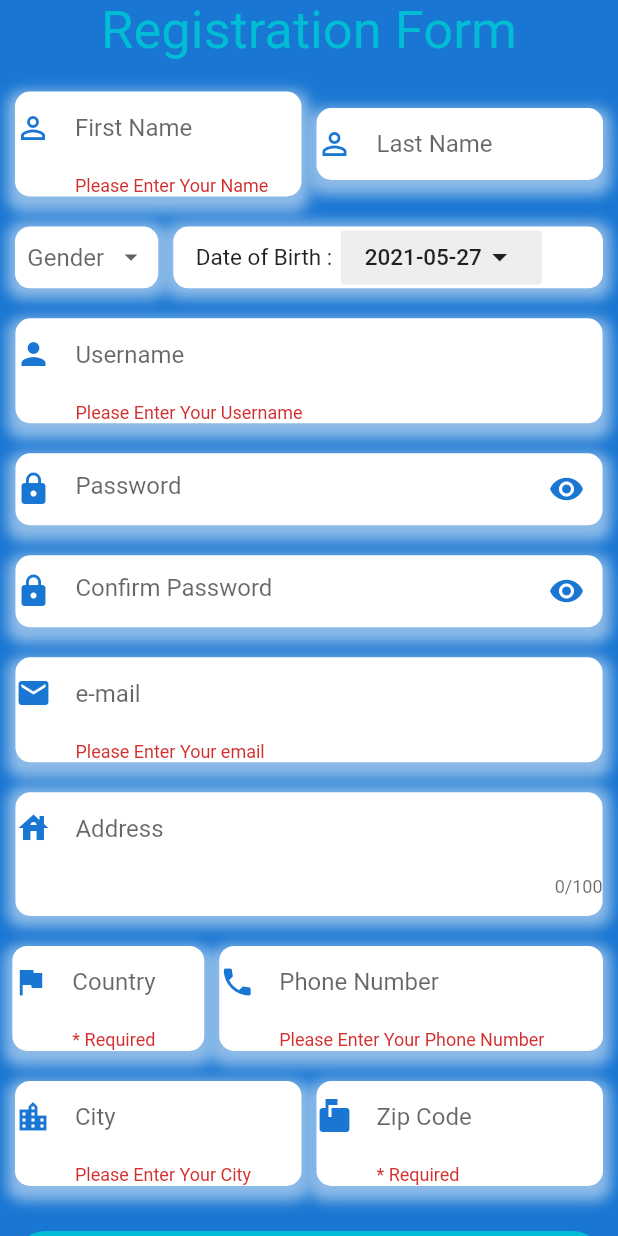
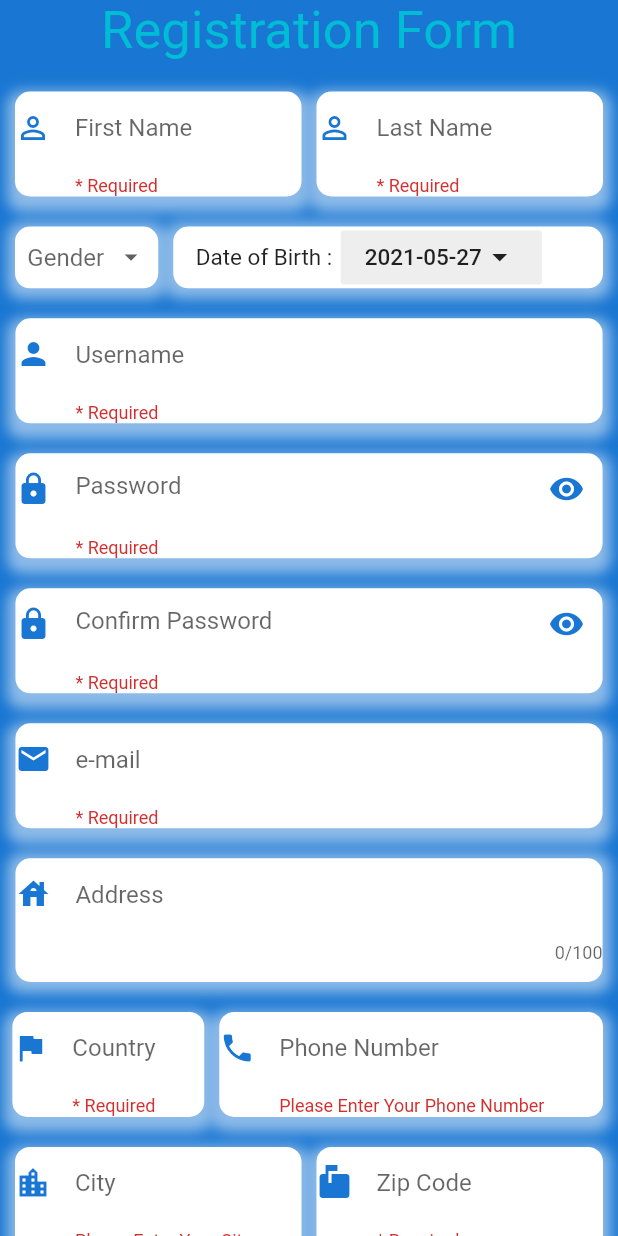
Before and after one commit to vedrosuwandi/OpenEMR_PatientApp, a Flutter app: the Register screen opened directly, after a tap on "Register", on a phone screen of 412 x 824 dp. Run offline on Flutter 3.47's test engine with Material 2 defaults, Android fonts, the phone set to English and light mode, and no system bars; our stand-ins replace google_fonts, intl_phone_field, table_calendar; network calls fail.

Commit message:
Confirmation and validation
Validation to the email and phone number and alert dialog when successfully register an account

```diff
--- a/lib/Data/UserData.dart
+++ b/lib/Data/UserData.dart
@@ -11,36 +11,9 @@ class UserData {
   String address;
   String country;
   String city;
-  int zipcode;
+  String zipcode;
   String phone;
   int age;
-
-  int get getId => this.id;
-  set setId(int id) => this.id = id;
-  String get getFirstname => this.firstname;
-  set setFirstname(String firstname) => this.firstname = firstname;
-  get getLastname => this.lastname;
-  set setLastname(lastname) => this.lastname = lastname;
-  get getUsername => this.username;
-  set setUsername(username) => this.username = username;
-  get getPassword => this.password;
-  set setPassword(password) => this.password = password;
-  get getEmail => this.email;
-  set setEmail(email) => this.email = email;
-  get getDob => this.dob;
-  set setDob(dob) => this.dob = dob;
-  get getAddress => this.address;
-  set setAddress(address) => this.address = address;
-  get getCountry => this.country;
-  set setCountry(country) => this.country = country;
-  get getCity => this.city;
-  set setCity(city) => this.city = city;
-  get getZipcode => this.zipcode;
-  set setZipcode(zipcode) => this.zipcode = zipcode;
-  get getPhone => this.phone;
-  set setPhone(phone) => this.phone = phone;
-  get getAge => this.age;
-  set setAge(age) => this.age = age;
 
   UserData({
     Key key,
--- a/lib/HomeScreen/Component/GridViewScene.dart
+++ b/lib/HomeScreen/Component/GridViewScene.dart
@@ -46,7 +46,7 @@ class GridViewScene extends StatelessWidget {
                       age: 20,
                       dob: DateTime(2000, 10, 07),
                       address: "Jakarta",
-                      zipcode: 123456,
+                      zipcode: "123456",
                       city: "Jakarta",
                       country: "Indonesia",
                       phone: "+62 - 123456678",
--- a/lib/RegisterScreen/Component/AddressFieldProperties.dart
+++ b/lib/RegisterScreen/Component/AddressFieldProperties.dart
@@ -5,12 +5,14 @@ class AddressFieldProperties extends StatefulWidget {
   final String label;
   final ValueChanged<String> onChanges;
   final TextEditingController controller;
+  final Function validate;
 
   const AddressFieldProperties({
     Key key,
     this.label,
     this.onChanges,
     this.controller,
+    this.validate,
   }) : super(key: key);
 
   @override
@@ -22,7 +24,8 @@ class _AddressFieldPropertiesState extends State<AddressFieldProperties> {
   Widget build(BuildContext context) {
     Color primarycolor = Colors.blue[700];
     return AddressFieldContainer(
-      child: TextField(
+      child: TextFormField(
+        validator: widget.validate,
         controller: widget.controller,
         maxLength: 100,
         decoration: InputDecoration(
--- a/lib/RegisterScreen/Component/Body.dart
+++ b/lib/RegisterScreen/Component/Body.dart
@@ -40,7 +40,7 @@ class _BodyState extends State<Body> {
         padding: EdgeInsets.only(left: size.width * 0.05),
         child: Text(
           "Password does not match",
-          style: TextStyle(color: Colors.red),
+          style: TextStyle(color: Colors.red, fontSize: 15),
         ),
       ),
       actions: <Widget>[
@@ -50,6 +50,39 @@ class _BodyState extends State<Body> {
           },
           color: Colors.grey,
           child: Text("OK"),
+        ),
+      ],
+    );
+    showDialog(
+        context: context,
+        builder: (context) {
+          return alert;
+        });
+  }
+
+  //triggered when the registration is success
+  void success() {
+    Size size = MediaQuery.of(context).size;
+    AlertDialog alert = AlertDialog(
+      content: Padding(
+        padding: EdgeInsets.only(left: size.width * 0.05),
+        child: Text(
+          "You Have Successfully Registered an Account",
+          style: TextStyle(
+            color: Colors.blue[700],
+            fontSize: 15,
+          ),
+        ),
+      ),
+      actions: <Widget>[
+        RaisedButton(
+          onPressed: () {
+            Navigator.push(context, MaterialPageRoute(builder: (context) {
+              return Login();
+            }));
+          },
+          color: Colors.grey,
+          child: Text("Login Now"),
         ),
       ],
     );
@@ -105,7 +138,7 @@ class _BodyState extends State<Body> {
                     controller: firstController,
                     validate: (value) {
                       if (value.isEmpty) {
-                        return "Please Enter Your Name";
+                        return "* Required";
                       } else {
                         return null;
                       }
@@ -119,6 +152,13 @@ class _BodyState extends State<Body> {
                     icon: Icons.person_outline,
                     onChanges: (value) {},
                     controller: lastController,
+                    validate: (value) {
+                      if (value.isEmpty) {
+                        return "* Required";
+                      } else {
+                        return null;
+                      }
+                    },
                   ),
                 ),
                 widespace,
@@ -153,7 +193,7 @@ class _BodyState extends State<Body> {
               controller: userController,
               validate: (value) {
                 if (value.isEmpty) {
-                  return "Please Enter Your Username";
+                  return "* Required";
                 } else {
                   return null;
                 }
@@ -166,14 +206,26 @@ class _BodyState extends State<Body> {
                 icon: Icons.lock,
                 onChanges: (value) {},
                 controller: passController,
-            ),
+                validate: (value) {
+                  if (value.isEmpty) {
+                    return "* Required";
+                  } else {
+                    return null;
+                  }
+                }),
             heightspace,
             PasswordTextProperties(
                 label: "Confirm Password",
                 icon: Icons.lock,
                 onChanges: (value) {},
                 controller: confirmpassController,
-            ),
+                validate: (value) {
+                  if (value.isEmpty) {
+                    return "* Required";
+                  } else {
+                    return null;
+                  }
+                }),
             heightspace,
             //Email Field
             TextFieldProperties(
@@ -182,8 +234,12 @@ class _BodyState extends State<Body> {
               onChanges: (value) {},
               controller: emailController,
               validate: (value) {
+                RegExp emailvalidate =
+                    RegExp(r"^[a-zA-Z0-9.]+@[a-zA-Z0-9]+\.[a-zA-Z]+");
                 if (value.isEmpty) {
-                  return "Please Enter Your email";
+                  return "* Required";
+                } else if (emailvalidate.hasMatch(value) == false) {
+                  return "Please Enter a valid email address";
                 } else {
                   return null;
                 }
@@ -228,8 +284,11 @@ class _BodyState extends State<Body> {
                     onChanges: (value) {},
                     controller: phoneController,
                     validate: (value) {
+                      RegExp phonevalidate = RegExp(r"^\+?0[0-9]{10}$");
                       if (value.isEmpty) {
                         return "Please Enter Your Phone Number";
+                      } else if (phonevalidate.hasMatch(value) == false) {
+                        return "Please enter a 11 digits number";
                       } else {
                         return null;
                       }
@@ -286,10 +345,8 @@ class _BodyState extends State<Body> {
                   if (passController.text != confirmpassController.text) {
                     notMatch();
                   } else {
-                    Navigator.push(context,
-                        MaterialPageRoute(builder: (context) {
-                      return Login();
-                    }));
+                    success();
+                    register();
                   }
                 }
               },
```
Also changed, not shown: lib/LoginScreen/Login.dart (+37 -4 lines). Lines whose indentation alone changed are shown as unchanged.
